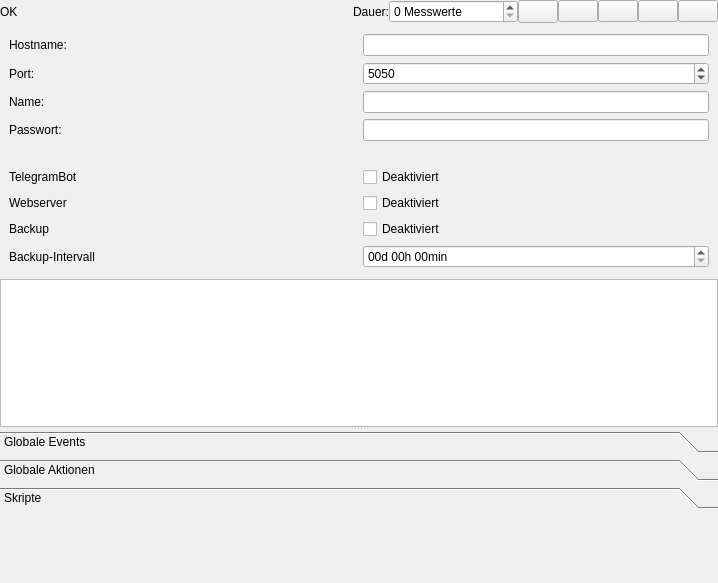
The window that RTOC/RTOC_GUI/ui/remoteHostWidget.ui (Haschtl/RealTimeOpenControl) describes before a commit, drawn with Qt 5.
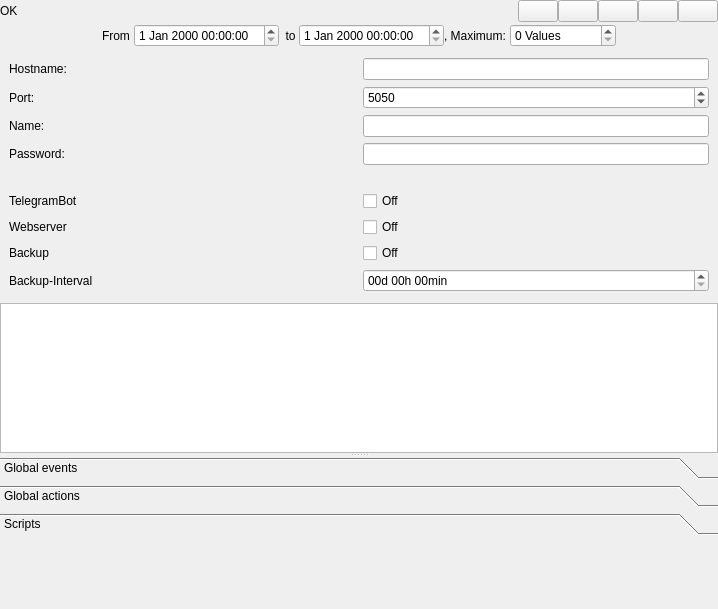
The same window after the commit. The open tabs and pages were chosen to show the change. Icons and pictures are not drawn.

The edit to the form file:
```diff
--- a/RTOC/RTOC_GUI/ui/remoteHostWidget.ui
+++ b/RTOC/RTOC_GUI/ui/remoteHostWidget.ui
@@ -7,7 +7,7 @@
     <x>0</x>
     <y>0</y>
     <width>718</width>
-    <height>583</height>
+    <height>609</height>
    </rect>
   </property>
   <property name="windowTitle">
@@ -60,32 +60,6 @@
        </property>
       </spacer>
      </item>
-     <item>
-      <widget class="QLabel" name="label_2">
-       <property name="text">
-        <string>Dauer:</string>
-       </property>
-      </widget>
-     </item>
-     <item>
-      <widget class="QSpinBox" name="maxLengthSpinBox">
-       <property name="toolTip">
-        <string>Ändere die Aufzeichnungsdauer</string>
-       </property>
-       <property name="statusTip">
-        <string>Ändere die Aufzeichnungsdauer</string>
-       </property>
-       <property name="suffix">
-        <string> Messwerte</string>
-       </property>
-       <property name="maximum">
-        <number>10000000</number>
-       </property>
-       <property name="value">
-        <number>0</number>
-       </property>
-      </widget>
-     </item>
      <item>
       <widget class="QPushButton" name="editButton">
        <property name="sizePolicy">
@@ -203,6 +177,85 @@
      </item>
     </layout>
    </item>
+   <item>
+    <layout class="QHBoxLayout" name="horizontalLayout_5">
+     <property name="spacing">
+      <number>0</number>
+     </property>
+     <item>
+      <spacer name="horizontalSpacer_4">
+       <property name="orientation">
+        <enum>Qt::Horizontal</enum>
+       </property>
+       <property name="sizeHint" stdset="0">
+        <size>
+         <width>0</width>
+         <height>0</height>
+        </size>
+       </property>
+      </spacer>
+     </item>
+     <item>
+      <widget class="QLabel" name="label_12">
+       <property name="text">
+        <string>From </string>
+       </property>
+      </widget>
+     </item>
+     <item>
+      <widget class="QDateTimeEdit" name="fromDateTimeEdit"/>
+     </item>
+     <item>
+      <widget class="QLabel" name="label_13">
+       <property name="text">
+        <string>  to </string>
+       </property>
+      </widget>
+     </item>
+     <item>
+      <widget class="QDateTimeEdit" name="toDateTimeEdit"/>
+     </item>
+     <item>
+      <widget class="QLabel" name="label_11">
+       <property name="text">
+        <string>, Maximum: </string>
+       </property>
+      </widget>
+     </item>
+     <item>
+      <widget class="QSpinBox" name="maxLengthSpinBox">
+       <property name="toolTip">
+        <string>Change the recording length</string>
+       </property>
+       <property name="statusTip">
+        <string>Change the recording length</string>
+       </property>
+       <property name="suffix">
+        <string> Values</string>
+       </property>
+       <property name="maximum">
+        <number>10000000</number>
+       </property>
+       <property name="value">
+        <number>0</number>
+       </property>
+      </widget>
+     </item>
+     <item>
+      <spacer name="horizontalSpacer_5">
+       <property name="orientation">
+        <enum>Qt::Horizontal</enum>
+       </property>
+       <property name="sizeHint" stdset="0">
+        <size>
+         <width>0</width>
+         <height>0</height>
+        </size>
+       </property>
+      </spacer>
+     </item>
+    </layout>
+   </item>
    <item>
     <widget class="QWidget" name="editLayout" native="true">
      <layout class="QVBoxLayout" name="verticalLayout_7">
@@ -252,7 +305,7 @@
         <item row="3" column="0">
          <widget class="QLabel" name="label_4">
           <property name="text">
-           <string>Passwort:</string>
+           <string>Password:</string>
           </property>
          </widget>
         </item>
@@ -276,7 +329,7 @@
         <item row="5" column="1">
          <widget class="QCheckBox" name="checkBox">
           <property name="text">
-           <string>Deaktiviert</string>
+           <string>Off</string>
           </property>
          </widget>
         </item>
@@ -290,7 +343,7 @@
         <item row="6" column="1">
          <widget class="QCheckBox" name="checkBox_2">
           <property name="text">
-           <string>Deaktiviert</string>
+           <string>Off</string>
           </property>
          </widget>
         </item>
@@ -317,7 +370,7 @@
         <item row="7" column="1">
          <widget class="QCheckBox" name="checkBox_3">
           <property name="text">
-           <string>Deaktiviert</string>
+           <string>Off</string>
           </property>
          </widget>
         </item>
@@ -355,7 +408,7 @@
         <item row="8" column="0">
          <widget class="QLabel" name="label_9">
           <property name="text">
-           <string>Backup-Intervall</string>
+           <string>Backup-Interval</string>
           </property>
          </widget>
         </item>
@@ -394,7 +447,7 @@
         </rect>
        </property>
        <attribute name="label">
-        <string>Globale Events</string>
+        <string>Global events</string>
        </attribute>
        <layout class="QVBoxLayout" name="verticalLayout_5">
         <property name="spacing">
@@ -427,7 +480,7 @@
         </rect>
        </property>
        <attribute name="label">
-        <string>Globale Aktionen</string>
+        <string>Global actions</string>
        </attribute>
        <layout class="QVBoxLayout" name="verticalLayout_6">
         <property name="spacing">
@@ -460,7 +513,7 @@
         </rect>
        </property>
        <attribute name="label">
-        <string>Skripte</string>
+        <string>Scripts</string>
        </attribute>
        <layout class="QVBoxLayout" name="verticalLayout_4">
         <property name="spacing">
```
Left out of the diff: 14 changed lines with no effect on the pictures.
